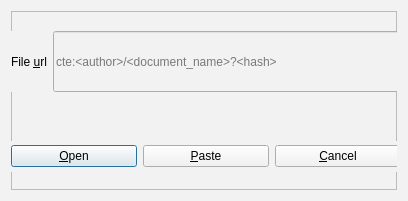
franco-ruggeri/write-together, file src/client/OpenFileUrl.ui: the form before one commit.
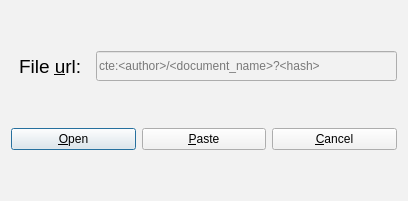
The form after the commit. Icons and pictures are not drawn.

Commit message: dialog completed, minor fixes to UI

The edit to the form file:
```diff
--- a/src/client/OpenFileUrl.ui
+++ b/src/client/OpenFileUrl.ui
@@ -18,59 +18,7 @@
   </property>
   <layout class="QVBoxLayout" name="verticalLayout">
    <item>
-    <widget class="QFrame" name="frame">
-     <property name="frameShape">
-      <enum>QFrame::StyledPanel</enum>
-     </property>
-     <property name="frameShadow">
-      <enum>QFrame::Raised</enum>
-     </property>
-     <widget class="QWidget" name="layoutWidget">
-      <property name="geometry">
-       <rect>
-        <x>0</x>
-        <y>130</y>
-        <width>390</width>
-        <height>31</height>
-       </rect>
-      </property>
-      <layout class="QHBoxLayout" name="horizontalLayout_2">
-       <item>
-        <widget class="QPushButton" name="open_button">
-         <property name="text">
-          <string>&amp;Open</string>
-         </property>
-         <property name="default">
-          <bool>true</bool>
-         </property>
-        </widget>
-       </item>
-       <item>
-        <widget class="QPushButton" name="paste_button">
-         <property name="text">
-          <string>&amp;Paste</string>
-         </property>
-        </widget>
-       </item>
-       <item>
-        <widget class="QPushButton" name="cancel_button">
-         <property name="text">
-          <string>&amp;Cancel</string>
-         </property>
-        </widget>
-       </item>
-      </layout>
-     </widget>
-     <widget class="QWidget" name="layoutWidget">
-      <property name="geometry">
-       <rect>
-        <x>0</x>
-        <y>20</y>
-        <width>390</width>
-        <height>61</height>
-       </rect>
-      </property>
-      <layout class="QHBoxLayout" name="horizontalLayout">
+    <layout class="QHBoxLayout" name="horizontalLayout_4">
        <item>
         <widget class="QLabel" name="file_url_label">
          <property name="maximumSize">
@@ -79,8 +27,11 @@
            <height>87</height>
           </size>
          </property>
+       <property name="styleSheet">
+        <string notr="true">margin: 5px</string>
+       </property>
          <property name="text">
-          <string>File &amp;url</string>
+        <string>&lt;html&gt;&lt;head/&gt;&lt;body&gt;&lt;p&gt;&lt;span style=&quot; font-size:14pt;&quot;&gt;File &amp;amp;url:&lt;/span&gt;&lt;/p&gt;&lt;/body&gt;&lt;/html&gt;</string>
          </property>
          <property name="buddy">
           <cstring>file_url_lineEdit</cstring>
@@ -95,6 +46,18 @@
            <verstretch>0</verstretch>
           </sizepolicy>
          </property>
+       <property name="minimumSize">
+        <size>
+         <width>0</width>
+         <height>30</height>
+        </size>
+       </property>
+       <property name="maximumSize">
+        <size>
+         <width>16777215</width>
+         <height>30</height>
+        </size>
+       </property>
          <property name="inputMethodHints">
           <set>Qt::ImhUrlCharactersOnly</set>
          </property>
@@ -104,10 +67,45 @@
         </widget>
        </item>
       </layout>
-     </widget>
-    </widget>
-   </item>
-  </layout>
+   </item>
+   <item>
+    <layout class="QHBoxLayout" name="horizontalLayout_3">
+     <item>
+      <widget class="QPushButton" name="open_button">
+       <property name="cursor">
+        <cursorShape>PointingHandCursor</cursorShape>
+       </property>
+       <property name="text">
+        <string>&amp;Open</string>
+       </property>
+       <property name="default">
+        <bool>true</bool>
+       </property>
+      </widget>
+     </item>
+     <item>
+      <widget class="QPushButton" name="paste_button">
+       <property name="cursor">
+        <cursorShape>PointingHandCursor</cursorShape>
+       </property>
+       <property name="text">
+        <string>&amp;Paste</string>
+       </property>
+      </widget>
+     </item>
+     <item>
+      <widget class="QPushButton" name="cancel_button">
+       <property name="cursor">
+        <cursorShape>PointingHandCursor</cursorShape>
+       </property>
+       <property name="text">
+        <string>&amp;Cancel</string>
+       </property>
+      </widget>
+     </item>
+    </layout>
+   </item>
+  </layout>
  </widget>
  <resources/>
  <connections/>
```
Left out of the diff: 10 changed lines with no effect on the pictures. Lines whose indentation alone changed are shown as unchanged. The commit also changes 7 other files.
